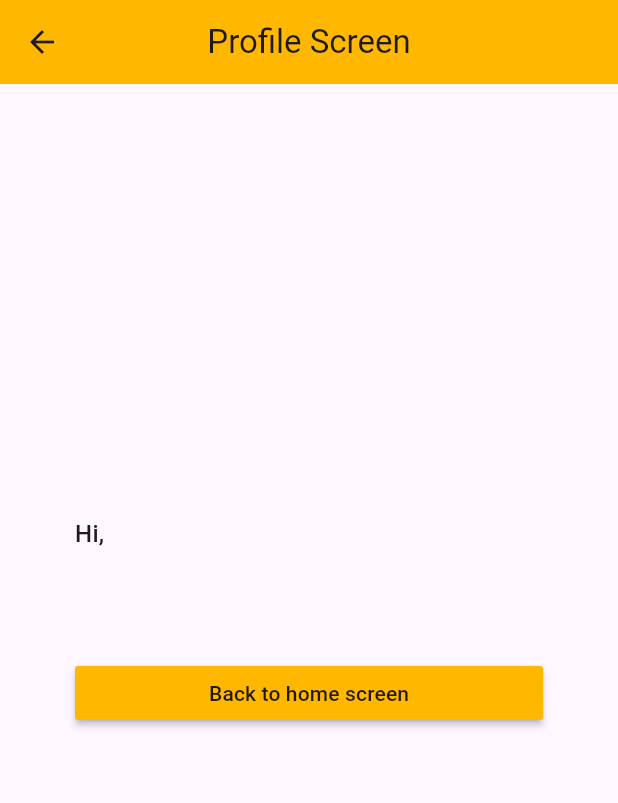
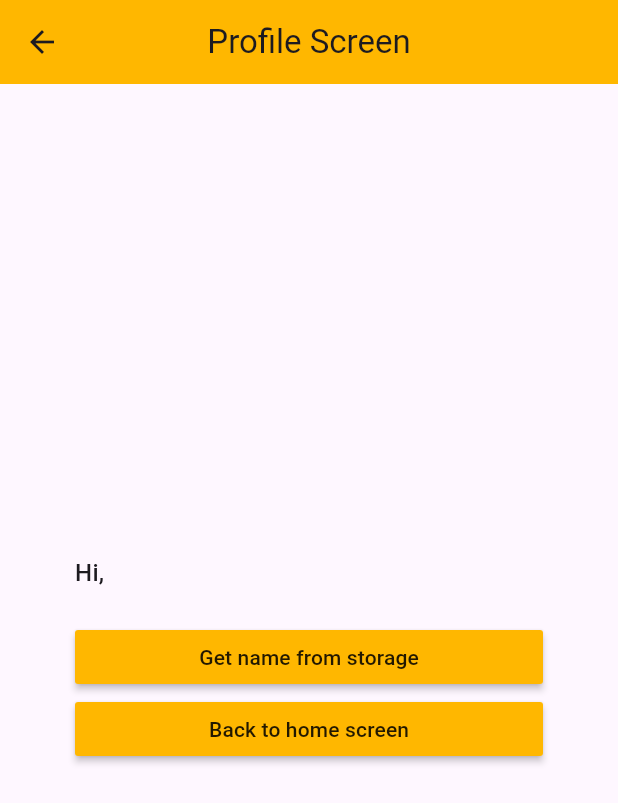
Before and after one commit to trongloikt192/flutter-app-demo, a Flutter app: the screen it shows after launch, after a tap on "Profile screen", on a phone screen of 412 x 824 dp. Shown: the top 803 px of the screen. Run offline on Flutter 3.47's test engine with Material 3 defaults, Android fonts, the phone set to English and light mode, and no system bars; our stand-ins replace get, get_storage.

Commit message:
4_storage

```diff
--- /dev/null
+++ b/lib/config/constants.dart
@@ -0,0 +1,3 @@
+class Constants {
+  static const BOX_SETTING_NAME = 'BOX_SETTING_NAME';
+}
--- a/lib/main.dart
+++ b/lib/main.dart
@@ -6,10 +6,12 @@ import 'package:demo/modules/setting/bindings/setting_binding.dart';
 import 'package:demo/modules/setting/views/setting_screen.dart';
 import 'package:flutter/material.dart';
 import 'package:get/get.dart';
+import 'package:get_storage/get_storage.dart';
 
 import 'modules/home/views/home_screen.dart';
 
-void main() {
+void main() async {
+  await GetStorage.init();
   runApp(const MyApp());
 }
 
--- a/lib/modules/profile/controllers/profile_controller.dart
+++ b/lib/modules/profile/controllers/profile_controller.dart
@@ -1,14 +1,22 @@
+import 'package:demo/config/constants.dart';
 import 'package:get/get.dart';
+import 'package:get_storage/get_storage.dart';
 
 class ProfileController extends GetxController {
-
+  final RxString name = "".obs;
+  late GetStorage _box;
 
   ProfileController() {
     // constructor
+    _box = new GetStorage();
   }
 
   void backToHome() {
     Get.back();
   }
 
+  onGetNameFromStorage() {
+    this.name.value = _box.read<String>(Constants.BOX_SETTING_NAME) ?? "";
+  }
+
 }
--- a/lib/modules/profile/views/profile_screen.dart
+++ b/lib/modules/profile/views/profile_screen.dart
@@ -23,11 +23,19 @@ class ProfileScreen extends GetView<ProfileController> {
           crossAxisAlignment: CrossAxisAlignment.stretch,
           mainAxisAlignment: MainAxisAlignment.center,
           children: [
-            /// Get value from other Controller
-            Text(
-                "Hi, ",
+            Obx(() {
+              return Text(
+                "Hi, ${controller.name.value}",
                 style: Theme.of(context).textTheme.titleMedium
-            ).paddingOnly(left: 50, right: 50).marginOnly(bottom: 20),
+              ).paddingOnly(left: 50, right: 50).marginOnly(bottom: 20);
+            }),
+            MaterialButton(
+              onPressed: () => {
+                controller.onGetNameFromStorage(),
+              },
+              color: const Color(0xFFFFB700),
+              child: const Text('Get name from storage'),
+            ).paddingOnly(left: 50, right: 50),
             MaterialButton(
               onPressed: () => {
                 /// Go back to previous screen
@@ -35,7 +43,7 @@ class ProfileScreen extends GetView<ProfileController> {
               },
               color: const Color(0xFFFFB700),
               child: const Text('Back to home screen'),
-            ).paddingAll(50)
+            ).paddingOnly(left: 50, right: 50),
           ],
         )
     );
--- a/lib/modules/setting/controllers/setting_controller.dart
+++ b/lib/modules/setting/controllers/setting_controller.dart
@@ -1,12 +1,22 @@
 import 'dart:math';
 
+import 'package:demo/config/constants.dart';
 import 'package:get/get.dart';
+import 'package:get_storage/get_storage.dart';
 
 class SettingController extends GetxController {
-  final RxString name = "".obs;
+  RxString name = "".obs;
+  late GetStorage _box;
 
   SettingController() {
     // constructor
+    _box = new GetStorage();
+  }
+
+  @override
+  void onInit() {
+    super.onInit();
+    this.name.value = _box.read(Constants.BOX_SETTING_NAME) ?? "";
   }
 
   void backToHome() {
@@ -37,4 +47,12 @@ class SettingController extends GetxController {
     // Set value to name
     this.name.value = nameList[randomIdx];
   }
+
+  void onSaveToStorage() {
+    this._box.write(Constants.BOX_SETTING_NAME, this.name.value);
+  }
+
+  void onLoadFromStorage() {
+    this.name.value = _box.read(Constants.BOX_SETTING_NAME) ?? "";
+  }
 }
```
Also changed, not shown: lib/modules/setting/views/setting_screen.dart (+14 -0 lines).
